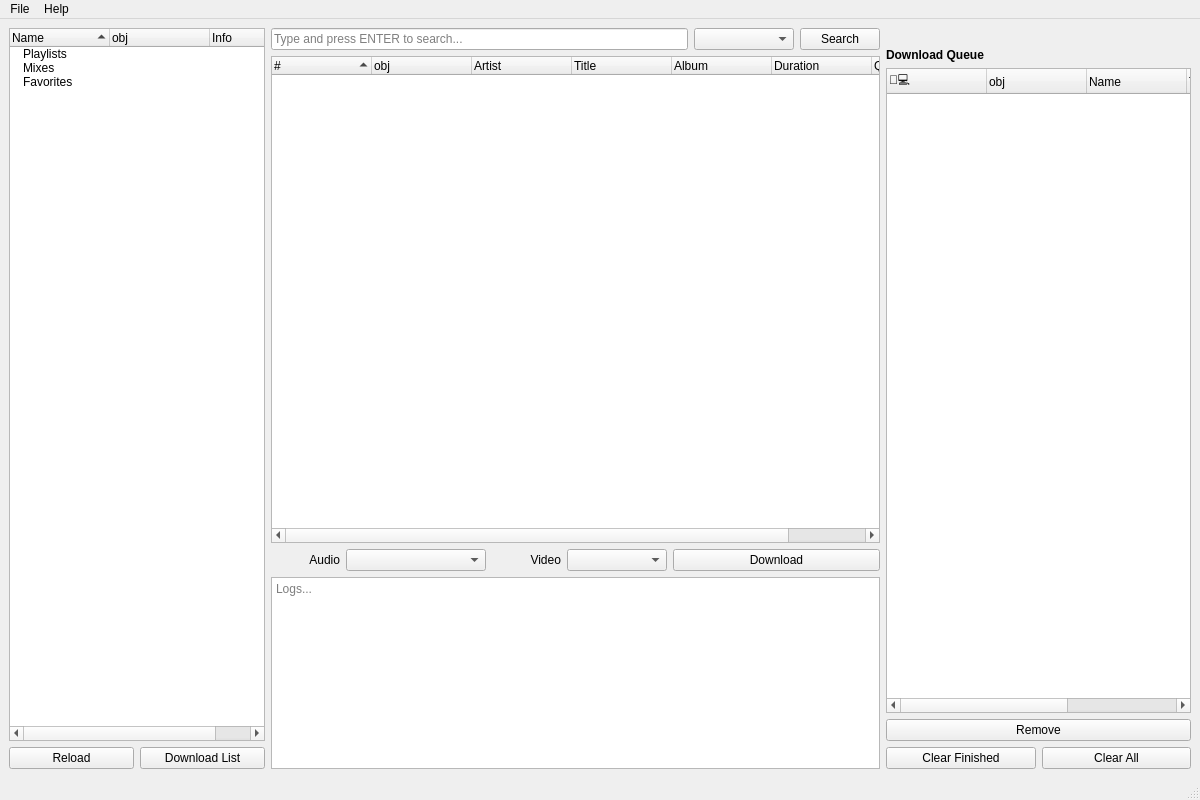
exislow/tidal-dl-ng, file tidal_dl_ng/ui/main.ui: the form before one commit.
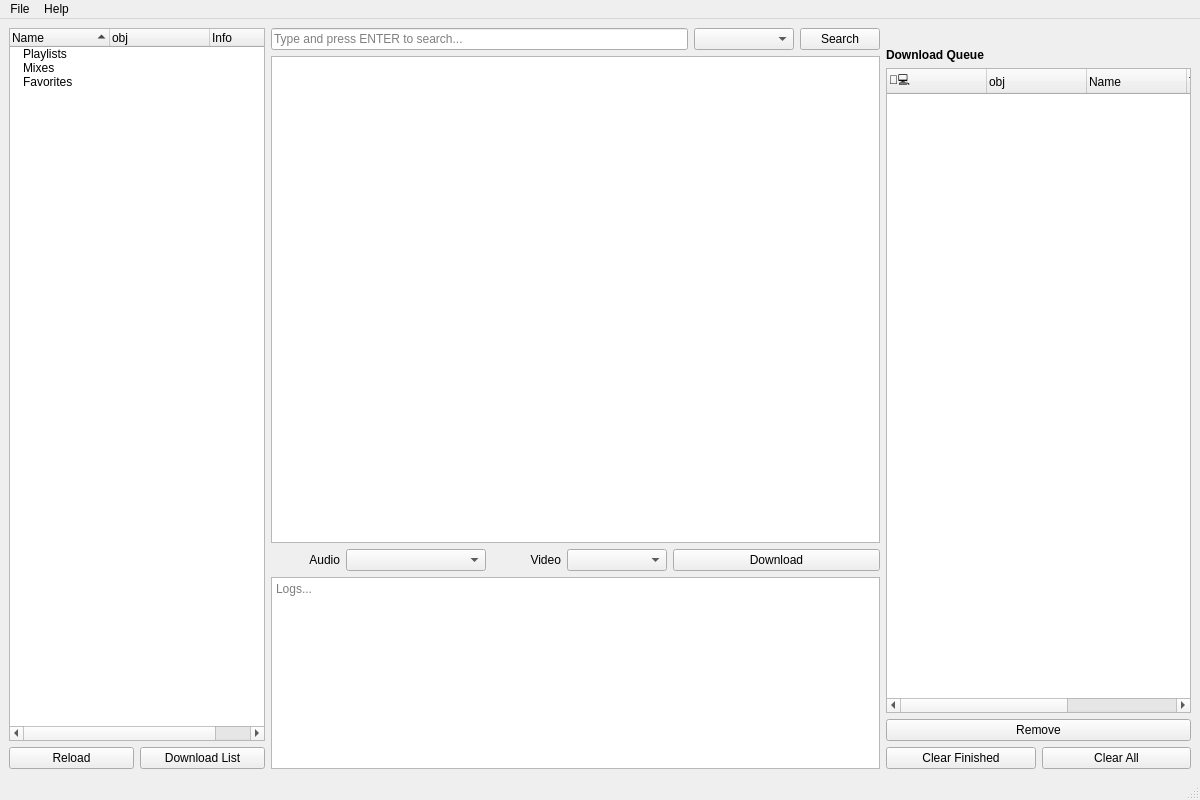
The form after the commit. Icons and pictures are not drawn.

Commit message: ✨ Results tree uses `View` component and displays filter input fields.

Patch:
```diff
--- a/tidal_dl_ng/ui/main.ui
+++ b/tidal_dl_ng/ui/main.ui
@@ -294,7 +294,7 @@
        </layout>
       </item>
       <item>
-       <widget class="QTreeWidget" name="tr_results">
+       <widget class="QTreeView" name="tr_results">
         <property name="editTriggers">
          <set>QAbstractItemView::NoEditTriggers</set>
         </property>
@@ -316,47 +316,6 @@
         <property name="sortingEnabled">
          <bool>true</bool>
         </property>
-        <attribute name="headerShowSortIndicator" stdset="0">
-         <bool>true</bool>
-        </attribute>
-        <attribute name="headerStretchLastSection">
-         <bool>false</bool>
-        </attribute>
-        <column>
-         <property name="text">
-          <string>#</string>
-         </property>
-        </column>
-        <column>
-         <property name="text">
-          <string>obj</string>
-         </property>
-        </column>
-        <column>
-         <property name="text">
-          <string>Artist</string>
-         </property>
-        </column>
-        <column>
-         <property name="text">
-          <string>Title</string>
-         </property>
-        </column>
-        <column>
-         <property name="text">
-          <string>Album</string>
-         </property>
-        </column>
-        <column>
-         <property name="text">
-          <string>Duration</string>
-         </property>
-        </column>
-        <column>
-         <property name="text">
-          <string>Quality</string>
-         </property>
-        </column>
        </widget>
       </item>
       <item>
```
The commit also changes 3 other files.
